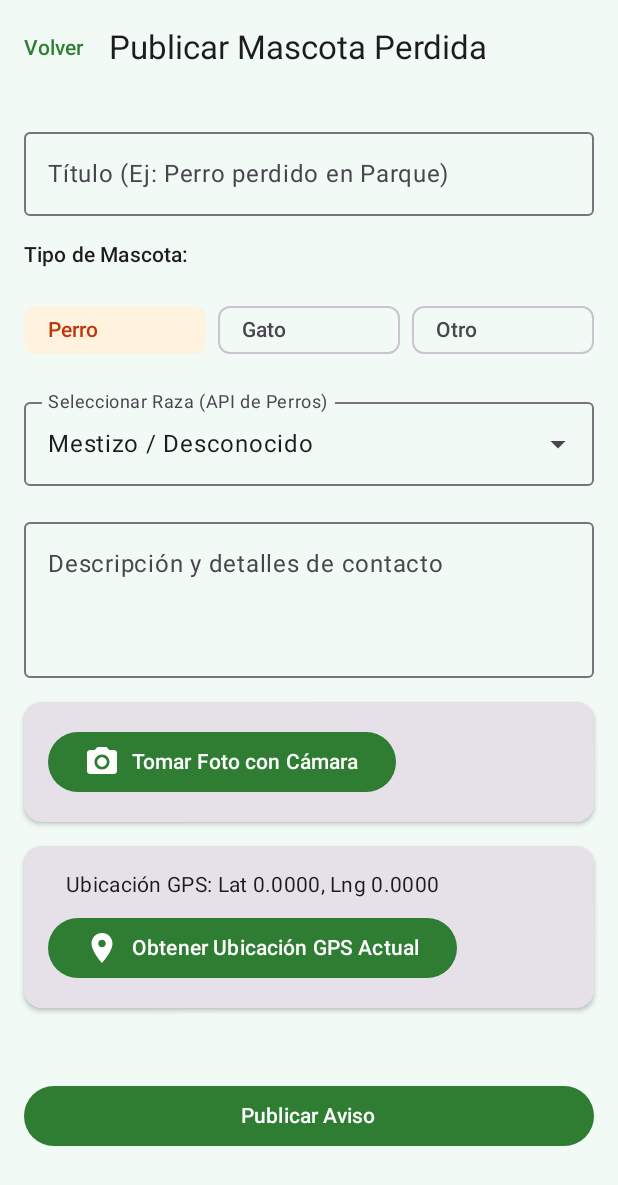
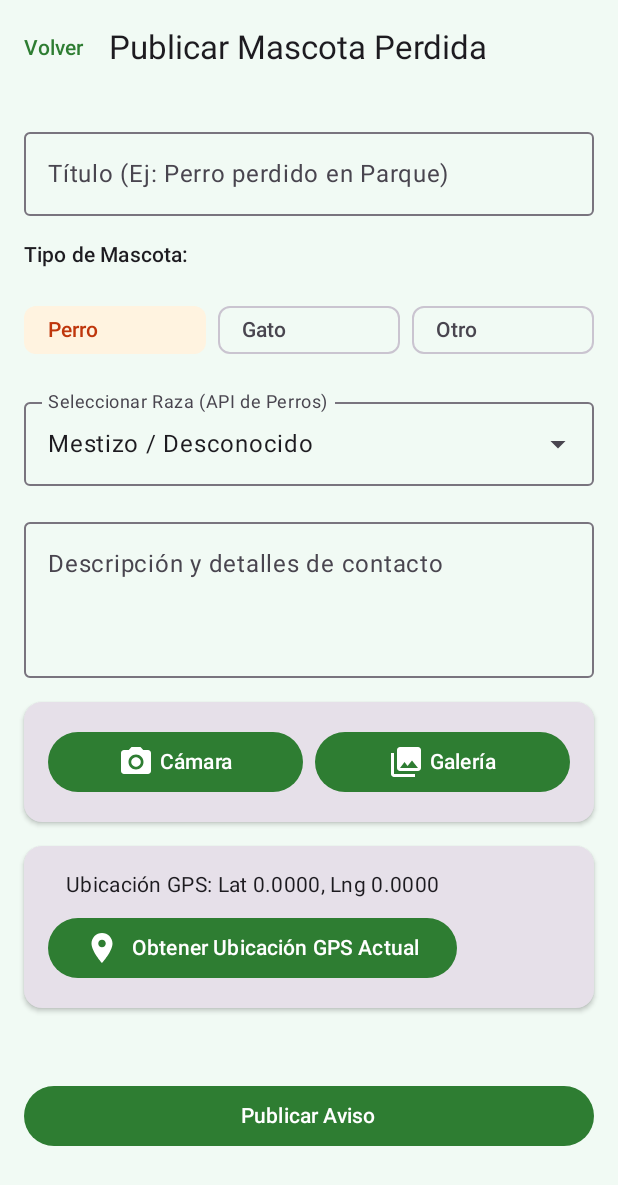
Before and after one commit to mmich-exe/Vacupet-app, an Android app built with Jetpack Compose: the CrearAvisoPerdidoScreen screen opened through its navigation route, on a phone screen of 412 x 824 dp. Shown: the top 1185 px of the screen. Run offline under Robolectric (Android 15) with nearby library versions, the phone set to English and light mode, and no system bars; our stand-ins replace Firebase (no records; nobody signed in at launch, a user with empty details on screens opened directly), Room's generated code; pictures from the network do not load.

Commit message:
Boton galeria

```diff
--- a/app/src/main/java/com/example/vacupet/screens/CrearAvisoPerdidoScreen.kt
+++ b/app/src/main/java/com/example/vacupet/screens/CrearAvisoPerdidoScreen.kt
@@ -2,6 +2,7 @@ package com.example.vacupet.screens
 
 import android.Manifest
 import android.content.pm.PackageManager
+import android.net.Uri
 import android.widget.Toast
 import androidx.activity.compose.rememberLauncherForActivityResult
 import androidx.activity.result.contract.ActivityResultContracts
@@ -11,6 +12,7 @@ import androidx.compose.foundation.verticalScroll
 import androidx.compose.material.icons.Icons
 import androidx.compose.material.icons.filled.CameraAlt
 import androidx.compose.material.icons.filled.LocationOn
+import androidx.compose.material.icons.filled.PhotoLibrary
 import androidx.compose.material3.*
 import androidx.compose.runtime.*
 import androidx.compose.ui.Alignment
@@ -21,6 +23,7 @@ import androidx.compose.ui.platform.LocalContext
 import androidx.compose.ui.unit.dp
 import androidx.core.content.ContextCompat
 import coil.compose.AsyncImage
+import com.example.vacupet.components.copiarFotoAInterno
 import com.example.vacupet.viewmodel.CommunityViewModel
 
 @OptIn(ExperimentalMaterial3Api::class)
@@ -61,6 +64,18 @@ fun CrearAvisoPerdidoScreen(
     ) { success ->
         if (success && tempImageUri != null) {
             photoUriString = tempImageUri.toString()
+        }
+    }
+
+    val galleryLauncher = rememberLauncherForActivityResult(
+        contract = ActivityResultContracts.GetContent()
+    ) { uri: Uri? ->
+        if (uri != null) {
+            val internalPath = copiarFotoAInterno(context, uri)
+            if (internalPath != null) {
+                photoUriString = internalPath
+                Toast.makeText(context, "Foto cargada desde la galería", Toast.LENGTH_SHORT).show()
+            }
         }
     }
 
@@ -188,7 +203,7 @@ fun CrearAvisoPerdidoScreen(
                 minLines = 3
             )
 
-            // Camera Section
+            // Camera & Gallery Section
             Card(
                 modifier = Modifier.fillMaxWidth(),
                 elevation = CardDefaults.cardElevation(defaultElevation = 2.dp)
@@ -207,8 +222,13 @@ fun CrearAvisoPerdidoScreen(
                                 .clip(MaterialTheme.shapes.medium),
                             contentScale = ContentScale.Crop
                         )
-                        Spacer(modifier = Modifier.height(8.dp))
+                        Spacer(modifier = Modifier.height(12.dp))
                     }
+
+                    Row(
+                        modifier = Modifier.fillMaxWidth(),
+                        horizontalArrangement = Arrangement.spacedBy(8.dp)
+                    ) {
                         Button(
                             onClick = {
                                 val permissionCheck = ContextCompat.checkSelfPermission(
@@ -221,11 +241,24 @@ fun CrearAvisoPerdidoScreen(
                                 } else {
                                     cameraPermissionLauncher.launch(Manifest.permission.CAMERA)
                                 }
-                        }
+                            },
+                            modifier = Modifier.weight(1f)
                         ) {
                             Icon(Icons.Default.CameraAlt, contentDescription = "Tomar foto")
-                        Spacer(modifier = Modifier.width(8.dp))
-                        Text(if (photoUriString.isBlank()) "Tomar Foto con Cámara" else "Cambiar Foto")
+                            Spacer(modifier = Modifier.width(4.dp))
+                            Text("Cámara")
+                        }
+
+                        Button(
+                            onClick = {
+                                galleryLauncher.launch("image/*")
+                            },
+                            modifier = Modifier.weight(1f)
+                        ) {
+                            Icon(Icons.Default.PhotoLibrary, contentDescription = "Galería")
+                            Spacer(modifier = Modifier.width(4.dp))
+                            Text("Galería")
+                        }
                     }
                 }
             }
```
Lines whose indentation alone changed are shown as unchanged.
